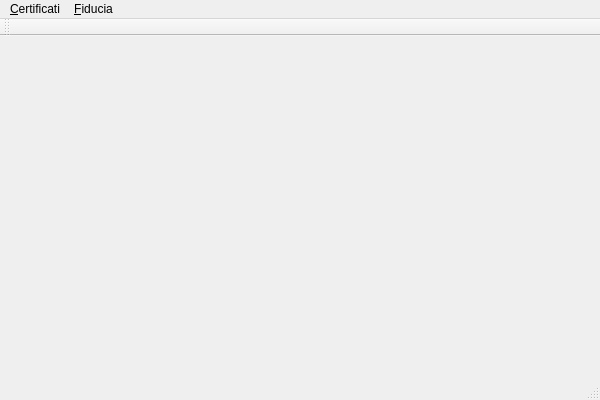
The window that WebOfTrust/weboftrust.ui (hariseldon78/web_of_trust) describes before a commit, drawn with Qt 5.
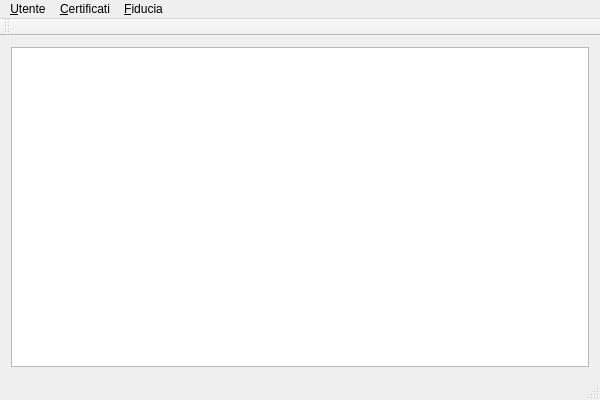
The same window after the commit.

The edit to the form file:
```diff
--- a/WebOfTrust/weboftrust.ui
+++ b/WebOfTrust/weboftrust.ui
@@ -13,7 +13,13 @@
   <property name="windowTitle">
    <string>WebOfTrust</string>
   </property>
-  <widget class="QWidget" name="centralWidget"/>
+  <widget class="QWidget" name="centralWidget">
+   <layout class="QHBoxLayout" name="horizontalLayout">
+    <item>
+     <widget class="QGraphicsView" name="netImg"/>
+    </item>
+   </layout>
+  </widget>
   <widget class="QMenuBar" name="menuBar">
    <property name="geometry">
     <rect>
@@ -37,6 +43,13 @@
     </property>
     <addaction name="action_Calcola_Fiducia"/>
    </widget>
+   <widget class="QMenu" name="menu_Utente">
+    <property name="title">
+     <string>&amp;Utente</string>
+    </property>
+    <addaction name="action_Login"/>
+   </widget>
+   <addaction name="menu_Utente"/>
    <addaction name="menu_Certificati"/>
    <addaction name="menu_Fiducia"/>
   </widget>
```
Left out of the diff: 5 changed lines with no effect on the pictures.
